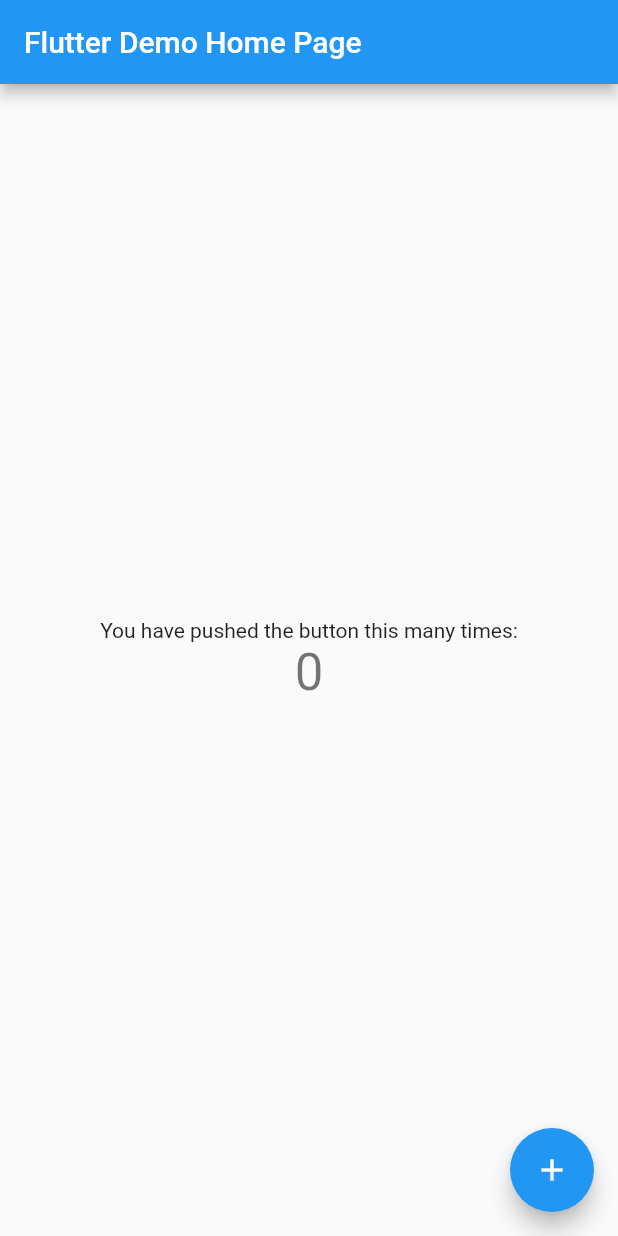
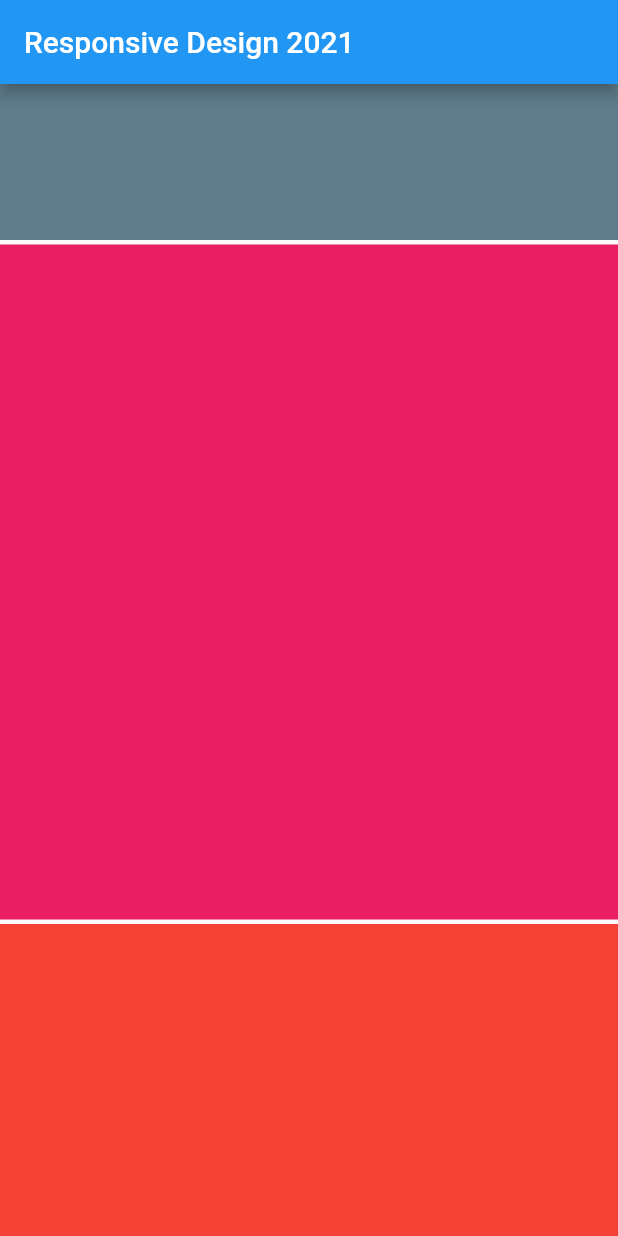
Before and after one commit to devkishor8007/responsive_widget_flutter2021, a Flutter app: the screen it shows after launch, on a phone screen of 412 x 824 dp. Run offline on Flutter 3.47's test engine with Material 2 defaults, Android fonts, the phone set to English and light mode, and no system bars.

Commit message:
add layoutbuilder

```diff
--- a/lib/main.dart
+++ b/lib/main.dart
@@ -1,4 +1,5 @@
 import 'package:flutter/material.dart';
+import 'package:responsive_design_2021flutter/page_responsive/layout_builder.dart';
 
 void main() {
   runApp(const MyApp());
@@ -7,109 +8,15 @@
 class MyApp extends StatelessWidget {
   const MyApp({Key? key}) : super(key: key);
 
-  // This widget is the root of your application.
   @override
   Widget build(BuildContext context) {
     return MaterialApp(
-      title: 'Flutter Demo',
+      debugShowCheckedModeBanner: false,
+      title: 'Flutter',
       theme: ThemeData(
-        // This is the theme of your application.
-        //
-        // Try running your application with "flutter run". You'll see the
-        // application has a blue toolbar. Then, without quitting the app, try
-        // changing the primarySwatch below to Colors.green and then invoke
-        // "hot reload" (press "r" in the console where you ran "flutter run",
-        // or simply save your changes to "hot reload" in a Flutter IDE).
-        // Notice that the counter didn't reset back to zero; the application
-        // is not restarted.
         primarySwatch: Colors.blue,
       ),
-      home: const MyHomePage(title: 'Flutter Demo Home Page'),
+      home: const LayoutBuilderResponsivePage(),
     );
   }
 }
-
-class MyHomePage extends StatefulWidget {
-  const MyHomePage({Key? key, required this.title}) : super(key: key);
-
-  // This widget is the home page of your application. It is stateful, meaning
-  // that it has a State object (defined below) that contains fields that affect
-  // how it looks.
-
-  // This class is the configuration for the state. It holds the values (in this
-  // case the title) provided by the parent (in this case the App widget) and
-  // used by the build method of the State. Fields in a Widget subclass are
-  // always marked "final".
-
-  final String title;
-
-  @override
-  State<MyHomePage> createState() => _MyHomePageState();
-}
-
-class _MyHomePageState extends State<MyHomePage> {
-  int _counter = 0;
-
-  void _incrementCounter() {
-    setState(() {
-      // This call to setState tells the Flutter framework that something has
-      // changed in this State, which causes it to rerun the build method below
-      // so that the display can reflect the updated values. If we changed
-      // _counter without calling setState(), then the build method would not be
-      // called again, and so nothing would appear to happen.
-      _counter++;
-    });
-  }
-
-  @override
-  Widget build(BuildContext context) {
-    // This method is rerun every time setState is called, for instance as done
-    // by the _incrementCounter method above.
-    //
-    // The Flutter framework has been optimized to make rerunning build methods
-    // fast, so that you can just rebuild anything that needs updating rather
-    // than having to individually change instances of widgets.
-    return Scaffold(
-      appBar: AppBar(
-        // Here we take the value from the MyHomePage object that was created by
-        // the App.build method, and use it to set our appbar title.
-        title: Text(widget.title),
-      ),
-      body: Center(
-        // Center is a layout widget. It takes a single child and positions it
-        // in the middle of the parent.
-        child: Column(
-          // Column is also a layout widget. It takes a list of children and
-          // arranges them vertically. By default, it sizes itself to fit its
-          // children horizontally, and tries to be as tall as its parent.
-          //
-          // Invoke "debug painting" (press "p" in the console, choose the
-          // "Toggle Debug Paint" action from the Flutter Inspector in Android
-          // Studio, or the "Toggle Debug Paint" command in Visual Studio Code)
-          // to see the wireframe for each widget.
-          //
-          // Column has various properties to control how it sizes itself and
-          // how it positions its children. Here we use mainAxisAlignment to
-          // center the children vertically; the main axis here is the vertical
-          // axis because Columns are vertical (the cross axis would be
-          // horizontal).
-          mainAxisAlignment: MainAxisAlignment.center,
-          children: <Widget>[
-            const Text(
-              'You have pushed the button this many times:',
-            ),
-            Text(
-              '$_counter',
-              style: Theme.of(context).textTheme.headline4,
-            ),
-          ],
-        ),
-      ),
-      floatingActionButton: FloatingActionButton(
-        onPressed: _incrementCounter,
-        tooltip: 'Increment',
-        child: const Icon(Icons.add),
-      ), // This trailing comma makes auto-formatting nicer for build methods.
-    );
-  }
-}
--- /dev/null
+++ b/lib/page_responsive/layout_builder.dart
@@ -0,0 +1,97 @@
+import 'package:flutter/material.dart';
+
+class LayoutBuilderResponsivePage extends StatefulWidget {
+  const LayoutBuilderResponsivePage({Key? key}) : super(key: key);
+
+  @override
+  _LayoutBuilderResponsivePageState createState() =>
+      _LayoutBuilderResponsivePageState();
+}
+
+class _LayoutBuilderResponsivePageState
+    extends State<LayoutBuilderResponsivePage> {
+  String name = "Responsive Design 2021";
+  @override
+  Widget build(BuildContext context) {
+    return Scaffold(
+      appBar: AppBar(
+        title: Text(name),
+      ),
+      body: LayoutBuilder(
+          builder: (BuildContext context, BoxConstraints constraints) {
+        if (constraints.maxWidth < 600) {
+          return one();
+        } else {
+          return two();
+        }
+      }),
+    );
+  }
+
+  Widget one() {
+    return Column(
+      children: [
+        Expanded(
+          child: Container(
+            color: Colors.blueGrey,
+            width: MediaQuery.of(context).size.width,
+            height: 450,
+          ),
+        ),
+        const SizedBox(
+          height: 3,
+        ),
+        Container(
+          color: Colors.pink,
+          width: MediaQuery.of(context).size.width,
+          height: 450,
+        ),
+        const SizedBox(
+          height: 3,
+        ),
+        Flexible(
+          flex: 2,
+          child: Container(
+            color: Colors.red,
+            width: MediaQuery.of(context).size.width,
+            height: 450,
+          ),
+        ),
+      ],
+    );
+  }
+
+  Widget two() {
+    return Column(
+      children: [
+        Expanded(
+          child: Container(
+            color: Colors.blueGrey,
+            width: MediaQuery.of(context).size.width,
+            height: MediaQuery.of(context).size.height,
+          ),
+        ),
+        const SizedBox(
+          height: 10,
+        ),
+        Expanded(
+          child: Container(
+            color: Colors.pink,
+            width: MediaQuery.of(context).size.width,
+            height: 450,
+          ),
+        ),
+        const SizedBox(
+          height: 10,
+        ),
+        Flexible(
+          child: Container(
+            color: Colors.red,
+            width: MediaQuery.of(context).size.width,
+            height: 450,
+          ),
+        ),
+      ],
+    );
+  }
+}
```
